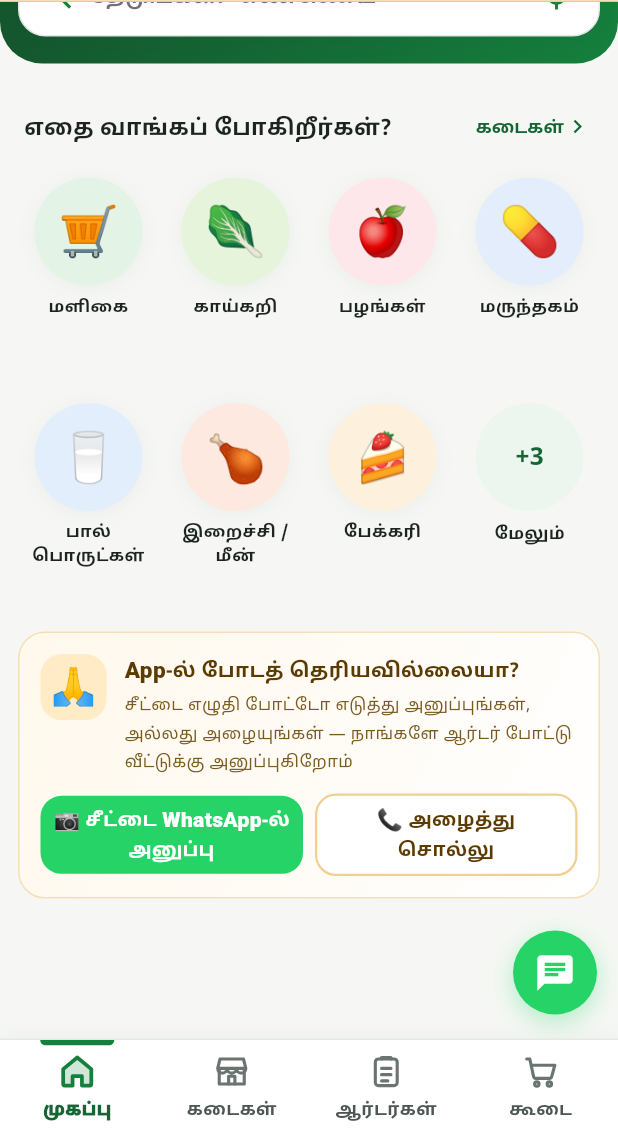
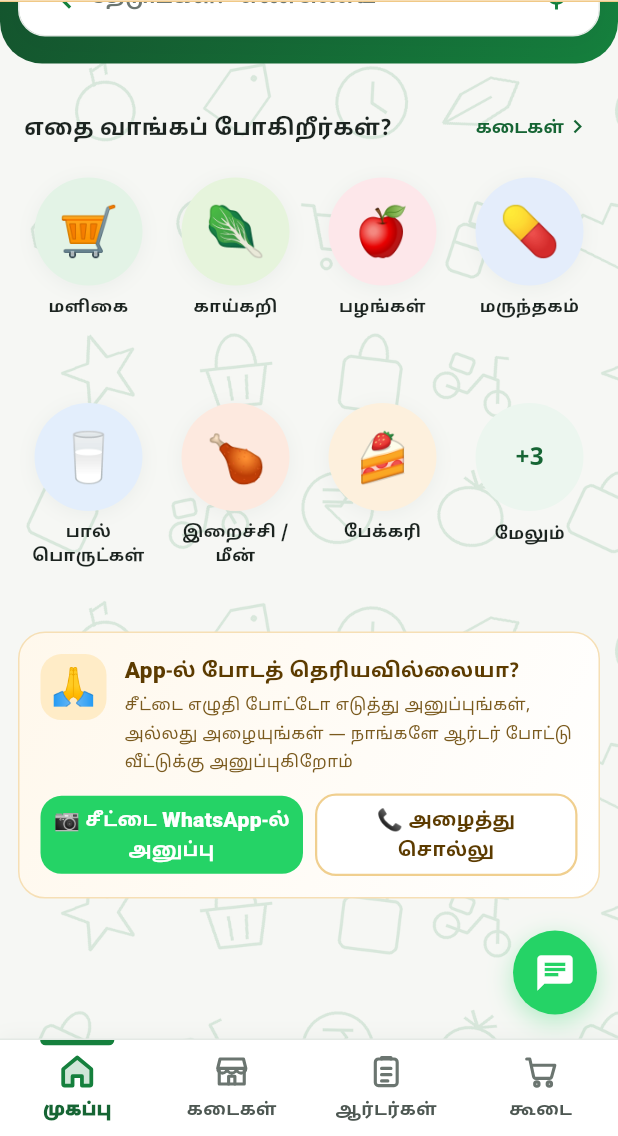
Before and after one commit to thirumalaiyogi-dotcom/chittai-app, a Flutter app: the screen it shows after launch, scrolled down 62 dp, after a tap on the "notifications" icon, on a phone screen of 412 x 824 dp, the part 100-1236 px from its top. Run offline on Flutter 3.47's test engine with Material 3 defaults, Android fonts, the phone set to English and light mode, and no system bars; our stand-ins replace audioplayers, cached_network_image, connectivity_plus, firebase_core, firebase_messaging, flutter_map and 6 more; accounts and stored records are empty; network calls fail.

Commit message:
WhatsApp-style doodle background (original shop/delivery line icons), light+dark
Co-Authored-By: Claude Sonnet 5.5 <noreply@anthropic.com>
Claude-Session: https://claude.ai/code/session_013bFooV4NbFYtGjFxvE6vgd

```diff
--- a/lib/main.dart
+++ b/lib/main.dart
@@ -329,18 +329,18 @@ class _ShellState extends State<Shell> {
           systemNavigationBarColor: P.card,
           systemNavigationBarIconBrightness: AppState.I.dark ? Brightness.light : Brightness.dark,
         ),
-        child: Scaffold(
-          backgroundColor: P.bg,
+        child: BgPattern(child: Scaffold(
+          backgroundColor: Colors.transparent,
           body: Stack(children: [
             Navigator(
               key: Nav.inner,
               observers: [_obs],
-              onGenerateInitialRoutes: (_, __) => [MaterialPageRoute(builder: (_) => const TabRoot(), settings: const RouteSettings(name: 'root'))],
+              onGenerateInitialRoutes: (_, __) => [MaterialPageRoute(builder: (_) => const BgPattern(child: TabRoot()), settings: const RouteSettings(name: 'root'))],
             ),
             const Positioned(left: 0, right: 0, top: 0, child: NetBanner()), // HTML .conn-bnr / .net-bnr: மேலே
           ]),
           bottomNavigationBar: const BottomNav(),
-        ),
+        )),
       ),
     );
   }
--- a/lib/nav.dart
+++ b/lib/nav.dart
@@ -60,7 +60,7 @@ class Nav {
   static Future<T?> push<T>(Widget page, {String hl = 'shops'}) {
     final n = inner.currentState;
     if (n == null) return Future.value(null);
-    return n.push<T>(MaterialPageRoute(builder: (_) => page, settings: RouteSettings(name: hl)));
+    return n.push<T>(MaterialPageRoute(builder: (_) => BgPattern(child: page), settings: RouteSettings(name: hl)));
   }
 
   // கீழ் பட்டையில் ஒளிரும் tab (உள் திரை இருந்தால் அதன் hl)
@@ -79,7 +79,7 @@ class Nav {
     S.setActiveShop(shopId);
     final n = inner.currentState;
     if (n == null) return;
-    final page = MaterialPageRoute(builder: (_) => ShopScreen(shopId: shopId), settings: const RouteSettings(name: 'shops'));
+    final page = MaterialPageRoute(builder: (_) => BgPattern(child: ShopScreen(shopId: shopId)), settings: const RouteSettings(name: 'shops'));
     if (n.canPop()) {
       n.pushReplacement(page);
     } else {
--- a/lib/screens/cart.dart
+++ b/lib/screens/cart.dart
@@ -45,7 +45,7 @@ class _CartScreenState extends State<CartScreen> {
     final its = s.cart.values.toList();
     final cnt = s.cartCount;
     return Scaffold(
-      backgroundColor: P.bg,
+      backgroundColor: Colors.transparent,
       appBar: AppBar(
         backgroundColor: P.card,
         surfaceTintColor: Colors.transparent,
--- a/lib/screens/home.dart
+++ b/lib/screens/home.dart
@@ -253,7 +253,7 @@ class _HomeScreenState extends State<HomeScreen> {
     final s = context.watch<AppState>();
     final searching = _srActive || _query.trim().isNotEmpty;
     return Scaffold(
-      backgroundColor: P.bg,
+      backgroundColor: Colors.transparent,
       body: Stack(children: [
         Column(children: [
           const AppHeader(),
--- a/lib/screens/notifs.dart
+++ b/lib/screens/notifs.dart
@@ -258,7 +258,7 @@ class _NotifScreenState extends State<NotifScreen> {
               ),
             );
         return Scaffold(
-          backgroundColor: P.bg,
+          backgroundColor: Colors.transparent,
           appBar: AppBar(
             backgroundColor: P.card,
             surfaceTintColor: Colors.transparent,
--- a/lib/screens/orders.dart
+++ b/lib/screens/orders.dart
@@ -203,7 +203,7 @@ class _OrdersScreenState extends State<OrdersScreen> {
         // HTML renderOrds: ஒவ்வொரு முறையும் புதிய fetch-லிருந்து; cloud தோல்வி → இந்த phone-ன் ஆர்டர்கள் மட்டும்
         final list = O.lastFail ? O.build(const []) : O.build();
         return Scaffold(
-          backgroundColor: P.bg,
+          backgroundColor: Colors.transparent,
           appBar: AppBar(
             backgroundColor: P.card,
             surfaceTintColor: Colors.transparent,
@@ -628,7 +628,7 @@ class _OrderDetailScreenState extends State<OrderDetailScreen> with WidgetsBindi
       builder: (_, __) {
         final o = _find();
         return Scaffold(
-          backgroundColor: P.bg,
+          backgroundColor: Colors.transparent,
           appBar: AppBar(
             backgroundColor: P.card,
             surfaceTintColor: Colors.transparent,
--- a/lib/screens/search.dart
+++ b/lib/screens/search.dart
@@ -899,7 +899,7 @@ class _ShopSearchScreenState extends State<ShopSearchScreen> {
     context.watch<AppState>();
     final sh = S.shopById(widget.shopId);
     return Scaffold(
-      backgroundColor: P.bg,
+      backgroundColor: Colors.transparent,
       body: SafeArea(
         bottom: false,
         child: Column(children: [
--- a/lib/screens/shops.dart
+++ b/lib/screens/shops.dart
@@ -60,7 +60,7 @@ class _ShopsTabState extends State<ShopsTab> {
         var type = type0;
         if (!multi || !kinds.any((k) => k.key.id == type)) type = '';
         return Scaffold(
-          backgroundColor: P.bg,
+          backgroundColor: Colors.transparent,
           body: Column(children: [
             const AppHeader(),
             Expanded(
@@ -266,7 +266,7 @@ class ShopDetailScreen extends StatelessWidget {
     }
 
     return Scaffold(
-      backgroundColor: P.bg,
+      backgroundColor: Colors.transparent,
       appBar: AppBar(
         backgroundColor: P.card,
         surfaceTintColor: Colors.transparent,
@@ -573,7 +573,7 @@ class _ShopScreenState extends State<ShopScreen> {
       child: AnnotatedRegion<SystemUiOverlayStyle>(
         value: s.dark ? SystemUiOverlayStyle.light : SystemUiOverlayStyle.dark,
         child: Scaffold(
-        backgroundColor: P.bg,
+        backgroundColor: Colors.transparent,
         body: Column(children: [
           _bar(s, sh),
           Expanded(
--- a/lib/widgets.dart
+++ b/lib/widgets.dart
@@ -1085,3 +1085,26 @@ const Map<String, String> kAccIc = {
   'share': '<circle cx="18" cy="5" r="2.5"/><circle cx="6" cy="12" r="2.5"/><circle cx="18" cy="19" r="2.5"/><path d="M8.2 10.8l7.6-4.4M8.2 13.2l7.6 4.4"/>',
   'del': '<path d="M4 7h16M9 7V4h6v3M6 7l1 13h10l1-13"/>',
 };
+
+
+// ═══ பின்னணி: மெல்லிய கடை / டெலிவரி கோட்டு ஓவியங்கள் (WhatsApp போன்ற doodle பாணி, நமது சொந்த வடிவம்) ═══
+class BgPattern extends StatelessWidget {
+  final Widget child;
+  const BgPattern({super.key, required this.child});
+  @override
+  Widget build(BuildContext context) {
+    final dark = context.select<AppState, bool>((s) => s.dark);
+    return DecoratedBox(
+      decoration: BoxDecoration(
+        color: P.bg,
+        image: DecorationImage(
+          image: AssetImage(dark ? 'assets/bg_dark.png' : 'assets/bg_light.png'),
+          repeat: ImageRepeat.repeat,
+          scale: 2.0,
+          alignment: Alignment.topLeft,
+        ),
+      ),
+      child: child,
+    );
+  }
+}
```
Also changed, not shown: lib/screens/account.dart (+5 -5 lines), assets/bg_dark.png (added), assets/bg_light.png (added).
